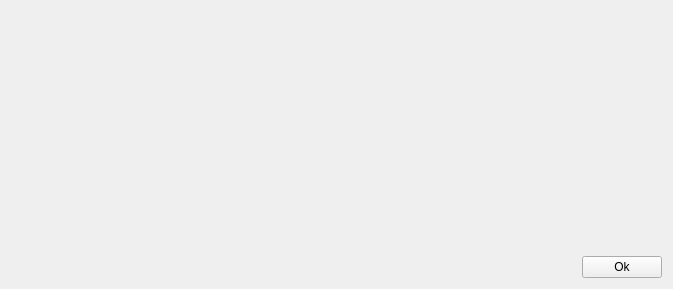
KDE/simon, file plugins/Commands/Template/dialogwidget.ui: the form before one commit.
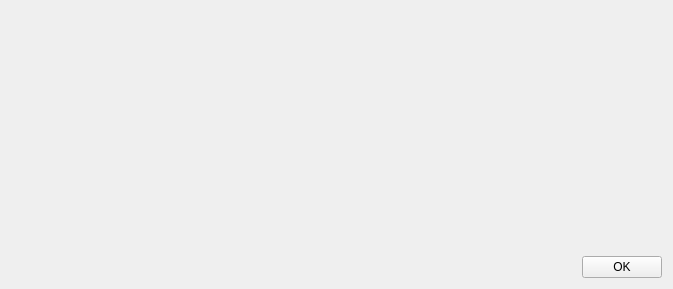
The form after the commit. Custom widgets are drawn as their Qt base class.

```diff
--- a/plugins/Commands/Template/dialogwidget.ui
+++ b/plugins/Commands/Template/dialogwidget.ui
@@ -23,7 +23,7 @@
       </sizepolicy>
      </property>
      <property name="text">
-      <string>Ok</string>
+      <string>OK</string>
      </property>
     </widget>
    </item>
```
